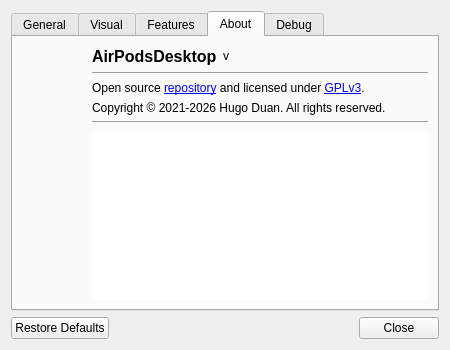
Before: the Qt Designer form Source/Gui/SettingsWindow.ui in jduan1993/AirPodsDesktop, drawn with Qt 5.
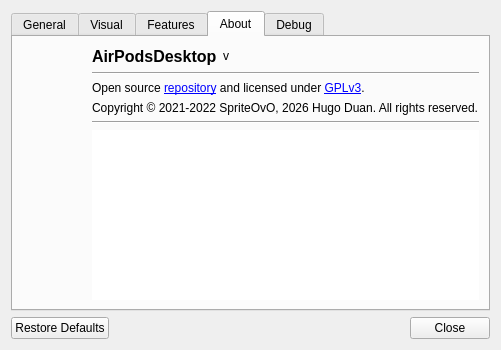
After: the same form once the commit is applied. The open tabs and pages were chosen to show the change. Icons and pictures are not drawn.

Commit message: docs: update copyright

The edit to the form file:
```diff
--- a/Source/Gui/SettingsWindow.ui
+++ b/Source/Gui/SettingsWindow.ui
@@ -393,7 +393,7 @@
          <item>
           <widget class="QLabel" name="label_4">
            <property name="text">
-            <string>Copyright © 2021-2026 Hugo Duan. All rights reserved.</string>
+            <string>Copyright © 2021-2022 SpriteOvO, 2026 Hugo Duan. All rights reserved.</string>
            </property>
           </widget>
          </item>
```
The commit also changes 14 other files.
